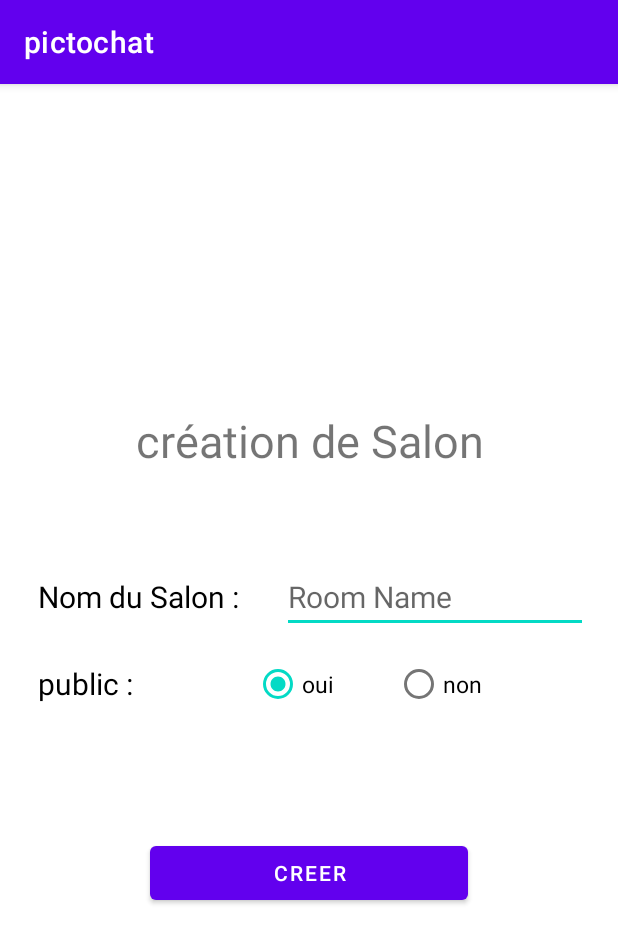
After one commit to trak-dev/pictochat, an Android app: the Creation_room screen opened directly, with no data from a screen before it, on a phone screen of 412 x 824 dp. The commit adds this screen. Shown: the top 943 px of the screen. Run offline under Robolectric (Android 15) with nearby library versions, the phone set to English and light mode, and no system bars.

Commit message:
debut branche

```diff
--- a/app/src/main/AndroidManifest.xml
+++ b/app/src/main/AndroidManifest.xml
@@ -9,13 +9,14 @@
         android:roundIcon="@mipmap/ic_launcher_round"
         android:supportsRtl="true"
         android:theme="@style/Theme.Pictochat">
-        <activity android:name=".Chat"></activity>
+        <activity android:name=".List_room"></activity>
+        <activity android:name=".Creation_room" />
+        <activity android:name=".Accueil" />
         <activity android:name=".Affichage" />
         <activity android:name=".Ajout" />
         <activity android:name=".MainActivity">
             <intent-filter>
                 <action android:name="android.intent.action.MAIN" />
-
                 <category android:name="android.intent.category.LAUNCHER" />
             </intent-filter>
         </activity>
--- a/app/src/main/java/com/example/pictochat/Affichage.java
+++ b/app/src/main/java/com/example/pictochat/Affichage.java
@@ -8,7 +8,6 @@ import android.os.Bundle;
 import android.view.View;
 import android.widget.Button;
 import android.widget.TextView;
-import android.widget.Toast;
 
 import com.google.firebase.database.DataSnapshot;
 import com.google.firebase.database.DatabaseError;
@@ -35,7 +34,7 @@ public class Affichage extends AppCompatActivity {
                 back();
             }
         });
-        reff = FirebaseDatabase.getInstance().getReference().child("Member").child("4");
+        reff = FirebaseDatabase.getInstance().getReference().child("Member").child(String.valueOf("2"));
         reff.addValueEventListener(new ValueEventListener() {
             @Override
             public void onDataChange(@NonNull DataSnapshot datasnapshot) {
--- /dev/null
+++ b/app/src/main/java/com/example/pictochat/Creation_room.java
@@ -0,0 +1,42 @@
+package com.example.pictochat;
+
+import androidx.appcompat.app.AppCompatActivity;
+
+import android.os.Bundle;
+import android.view.View;
+import android.widget.Button;
+import android.widget.EditText;
+import android.widget.TextView;
+
+public class Creation_room extends AppCompatActivity {
+
+    @Override
+    protected void onCreate(Bundle savedInstanceState) {
+        super.onCreate(savedInstanceState);
+        setContentView(R.layout.activity_creation_room);
+    }
+
+    public void hide(View view) {
+
+        TextView txtView = (TextView)findViewById(R.id.textViewMdpRoom);
+        EditText editText = (EditText)findViewById(R.id.editTextMdpRoom);
+
+        Button non = (Button)findViewById(R.id.radioButtonNon);
+        Button oui = (Button)findViewById(R.id.radioButtonOui);
+
+        non.setOnClickListener(new View.OnClickListener() {
+            @Override
+            public void onClick(View v) {
+                txtView.setVisibility(View.VISIBLE);
+                editText.setVisibility(View.VISIBLE);
+            }
+        });
+        oui.setOnClickListener(new View.OnClickListener() {
+            @Override
+            public void onClick(View v) {
+                txtView.setVisibility(View.INVISIBLE);
+                editText.setVisibility(View.INVISIBLE);
+            }
+        });
+    }
+}
--- a/app/src/main/java/com/example/pictochat/Member.java
+++ b/app/src/main/java/com/example/pictochat/Member.java
@@ -1,8 +1,6 @@
 package com.example.pictochat;
 
-import java.io.Serializable;
-
-public class Member implements Serializable {
+public class Member {
     private String Nom;
     private String Prenom;
     private String Ville;
--- /dev/null
+++ b/app/src/main/res/layout/activity_creation_room.xml
@@ -0,0 +1,127 @@
+<?xml version="1.0" encoding="utf-8"?>
+<LinearLayout xmlns:android="http://schemas.android.com/apk/res/android"
+    android:layout_width="match_parent"
+    android:layout_height="match_parent"
+    android:orientation="vertical"
+    >
+
+    <LinearLayout
+        android:layout_width="match_parent"
+        android:layout_height="match_parent"
+        android:orientation="vertical"
+        android:gravity="center">
+
+
+        <TextView
+            android:id="@+id/textViewTitle"
+            android:layout_width="match_parent"
+            android:layout_height="wrap_content"
+            android:gravity="center"
+            android:layout_marginBottom="60dp"
+            android:textSize="30dp"
+            android:text="création de Salon" />
+
+        <LinearLayout
+            android:layout_width="match_parent"
+            android:layout_height="wrap_content"
+            android:layout_marginBottom="10dp"
+            android:orientation="horizontal">
+
+            <TextView
+                android:id="@+id/textViewSalonName"
+                android:layout_width="wrap_content"
+                android:layout_height="wrap_content"
+                android:layout_marginLeft="25dp"
+                android:layout_weight="1"
+                android:text="Nom du Salon :"
+                android:textColor="@color/black"
+                android:textSize="20dp"/>
+
+            <EditText
+                android:id="@+id/editTextSalonName"
+                android:layout_width="wrap_content"
+                android:layout_height="wrap_content"
+                android:layout_weight="3"
+                android:hint="Room Name"
+                android:textSize="20dp"
+                android:layout_marginRight="20dp"
+                android:inputType="textPersonName" />
+
+
+        </LinearLayout>
+        <LinearLayout
+            android:layout_width="match_parent"
+            android:layout_height="wrap_content"
+            android:gravity="center"
+            android:orientation="horizontal">
+
+
+            <TextView
+                android:id="@+id/textView2"
+                android:layout_width="wrap_content"
+                android:layout_height="wrap_content"
+                android:layout_weight="2"
+                android:layout_marginLeft="25dp"
+                android:text="public :"
+                android:textColor="@color/black"
+                android:textSize="20dp"/>
+
+            <RadioButton
+                android:id="@+id/radioButtonOui"
+                android:layout_width="wrap_content"
+                android:layout_height="wrap_content"
+                android:layout_weight="1"
+                android:textSize="15dp"
+                android:text="oui"
+                android:checked="true"/>
+            <RadioButton
+                android:id="@+id/radioButtonNon"
+                android:layout_width="wrap_content"
+                android:layout_height="wrap_content"
+                android:layout_weight="1"
+                android:layout_marginRight="50dp"
+                android:textSize="15dp"
+                android:text="non"
+                android:onClick="hide" />
+        </LinearLayout>
+
+        <LinearLayout
+            android:layout_width="match_parent"
+            android:layout_height="wrap_content"
+            android:layout_margintop="20dp"
+            android:orientation="horizontal">
+
+            <TextView
+                android:id="@+id/textViewMdpRoom"
+                android:layout_width="wrap_content"
+                android:layout_height="wrap_content"
+                android:layout_marginLeft="25dp"
+                android:layout_weight="1"
+                android:text="Mdp de la room :"
+                android:textColor="@color/black"
+                android:textSize="20dp"
+                android:visibility="invisible"/>
+
+            <EditText
+                android:id="@+id/editTextMdpRoom"
+                android:layout_width="wrap_content"
+                android:layout_height="wrap_content"
+                android:layout_weight="3"
+                android:hint="mdp"
+                android:textSize="20dp"
+                android:inputType="textPersonName"
+                android:layout_marginRight="20dp"
+                android:visibility="invisible"/>
+
+        </LinearLayout>
+
+        <Button
+            android:id="@+id/buttonCreer"
+            android:layout_width="match_parent"
+            android:layout_height="wrap_content"
+            android:layout_marginTop="30dp"
+            android:layout_marginHorizontal="100dp"
+            android:text="Creer" />
+
+    </LinearLayout>
+</LinearLayout>
```
Also changed, not shown: app/src/main/java/com/example/pictochat/Accueil.java (added, +14 -0 lines), app/src/main/java/com/example/pictochat/List_room.java (added, +14 -0 lines), app/src/main/java/com/example/pictochat/MainActivity.java (+13 -12 lines), app/src/main/res/layout/activity_list_room.xml (added, +12 -0 lines).
